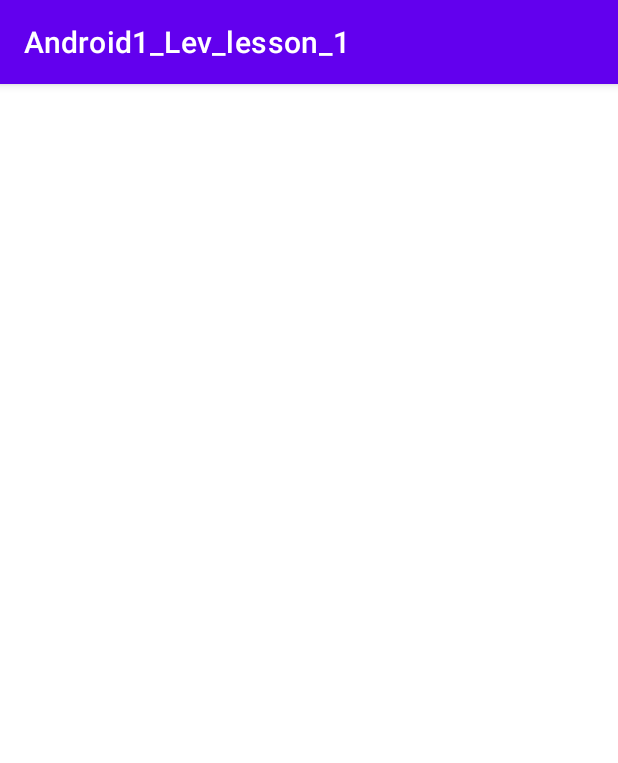
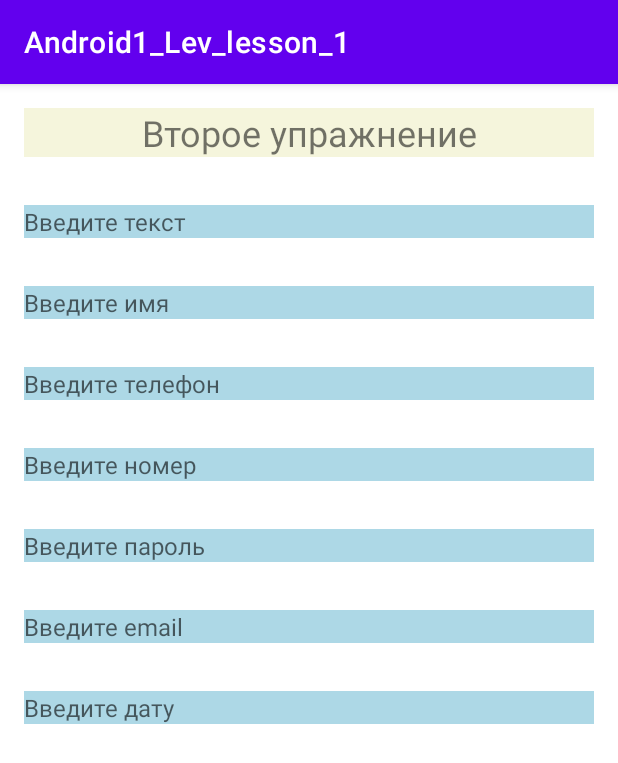
Before and after one commit to FirstVasilevs/Android1_Lev_lesson_1, an Android app: the screen it shows after launch (MainActivity), on a phone screen of 412 x 824 dp. Shown: the top 763 px of the screen. Run offline under Robolectric (Android 15) with nearby library versions, the phone set to English and light mode, and no system bars.

Commit message:
Задание лекции 1.2: - Создал проект, макет - Добавил ScrollView, LinearLayout - Добавил 7 EditText c параметром inputType

```diff
--- a/app/src/main/java/ru/geekbrains/android1_lev_lesson_1/MainActivity.java
+++ b/app/src/main/java/ru/geekbrains/android1_lev_lesson_1/MainActivity.java
@@ -9,7 +9,7 @@ public class MainActivity extends AppCompatActivity {
     @Override
     protected void onCreate(Bundle savedInstanceState) {
         super.onCreate(savedInstanceState);
-        setContentView(R.layout.activity_main);
+        //setContentView(R.layout.activity_main);
         setContentView(R.layout.activity_main2);
     }
 }
--- a/app/src/main/res/layout/activity_main.xml
+++ b/app/src/main/res/layout/activity_main.xml
@@ -1,9 +1,8 @@
 <?xml version="1.0" encoding="utf-8"?>
-<ScrollView
+<ScrollView xmlns:android="http://schemas.android.com/apk/res/android"
+    xmlns:tools="http://schemas.android.com/tools"
     android:layout_width="match_parent"
-    android:layout_height="match_parent"
-    xmlns:android="http://schemas.android.com/apk/res/android"
-    xmlns:tools="http://schemas.android.com/tools">
+    android:layout_height="match_parent">
 
     <LinearLayout
         android:layout_width="match_parent"
@@ -16,46 +15,46 @@
             android:layout_width="match_parent"
             android:layout_height="wrap_content"
             android:layout_margin="16dp"
+            android:background="@color/beige"
+            android:gravity="center"
             android:text="@string/first_text"
-            android:textSize="24sp"
-            android:gravity="center"
-            android:backgroundTint="@color/beige"/>
+            android:textSize="24sp" />
 
         <CalendarView
             android:id="@+id/calendar"
             android:layout_width="match_parent"
             android:layout_height="wrap_content"
-            android:background="@color/teal_200"/>
+            android:background="@color/teal_200" />
 
         <EditText
             android:id="@+id/edittext01"
             android:layout_width="match_parent"
             android:layout_height="wrap_content"
             android:layout_margin="15dp"
-            android:hint="@android:string/paste"
-            android:backgroundTint="@color/beige"/>
+            android:background="@color/beige"
+            android:hint="@android:string/paste" />
 
         <Button
             android:id="@+id/button_01"
             android:layout_width="160dp"
             android:layout_height="wrap_content"
             android:layout_gravity="center"
+            android:backgroundTint="@color/black"
             android:text="@string/button_01"
-            android:backgroundTint="@color/black"
-            android:textColor="@color/red"/>
+            android:textColor="@color/red" />
 
         <Switch
             android:id="@+id/switch_01"
             android:layout_width="wrap_content"
             android:layout_height="match_parent"
-            tools:ignore="UseSwitchCompatOrMaterialXml"
-            android:text="@string/Switch_01"/>
+            android:text="@string/Switch_01"
+            tools:ignore="UseSwitchCompatOrMaterialXml" />
 
         <CheckBox
             android:id="@+id/checkbox_01"
             android:layout_width="match_parent"
             android:layout_height="wrap_content"
-            android:text="@string/CheсkBox_01"/>
+            android:text="@string/CheсkBox_01" />
 
         <ToggleButton
             android:id="@+id/togglebutton_01"
--- a/app/src/main/res/layout/activity_main2.xml
+++ b/app/src/main/res/layout/activity_main2.xml
@@ -10,6 +10,86 @@
         android:layout_height="wrap_content"
         android:orientation="vertical">
 
+        <TextView
+            android:id="@+id/main"
+            android:layout_width="match_parent"
+            android:layout_height="wrap_content"
+            android:layout_margin="16dp"
+            android:background="@color/beige"
+            android:gravity="center"
+            android:text="@string/text_main"
+            android:textSize="24sp" />
+
+        <EditText
+            android:id="@+id/text"
+            android:layout_width="match_parent"
+            android:layout_height="match_parent"
+            android:layout_margin="16dp"
+            android:background="@color/lightblue"
+            android:hint="@string/hint_text"
+            android:inputType="text"
+            android:textSize="16sp" />
+
+        <EditText
+            android:id="@+id/name"
+            android:layout_width="match_parent"
+            android:layout_height="match_parent"
+            android:layout_margin="16dp"
+            android:background="@color/lightblue"
+            android:hint="@string/name"
+            android:inputType="textPersonName"
+            android:textSize="16sp" />
+
+        <EditText
+            android:id="@+id/phone"
+            android:layout_width="match_parent"
+            android:layout_height="match_parent"
+            android:layout_margin="16dp"
+            android:background="@color/lightblue"
+            android:hint="@string/phone"
+            android:inputType="phone"
+            android:textSize="16sp" />
+
+        <EditText
+            android:id="@+id/number"
+            android:layout_width="match_parent"
+            android:layout_height="match_parent"
+            android:layout_margin="16dp"
+            android:background="@color/lightblue"
+            android:hint="@string/number"
+            android:inputType="number"
+            android:textSize="16sp" />
+
+        <EditText
+            android:id="@+id/password"
+            android:layout_width="match_parent"
+            android:layout_height="match_parent"
+            android:layout_margin="16dp"
+            android:background="@color/lightblue"
+            android:hint="@string/password"
+            android:inputType="textPassword"
+            android:textSize="16sp" />
+
+        <EditText
+            android:id="@+id/email"
+            android:layout_width="match_parent"
+            android:layout_height="match_parent"
+            android:layout_margin="16dp"
+            android:background="@color/lightblue"
+            android:hint="@string/email"
+            android:inputType="textEmailAddress"
+            android:textSize="16sp" />
+
+        <EditText
+            android:id="@+id/date"
+            android:layout_width="match_parent"
+            android:layout_height="match_parent"
+            android:layout_margin="16dp"
+            android:background="@color/lightblue"
+            android:hint="@string/date"
+            android:inputType="date"
+            android:textSize="16sp" />
+
     </LinearLayout>
 
 </ScrollView>
--- a/app/src/main/res/values/colors.xml
+++ b/app/src/main/res/values/colors.xml
@@ -9,4 +9,6 @@
     <color name="white">#FFFFFFFF</color>
     <color name="red">#FF0000</color>
     <color name="beige">#F5F5DC</color>
+    <color name="lightsalmon">#FFA07A</color>
+    <color name="lightblue">#ADD8E6</color>
 </resources>
--- a/app/src/main/res/values/strings.xml
+++ b/app/src/main/res/values/strings.xml
@@ -4,4 +4,12 @@
     <string name="button_01">Кнопка 1</string>
     <string name="Switch_01">Выключатель</string>
     <string name="CheсkBox_01">Выбрать</string>
+    <string name="text_main">Второе упражнение</string>
+    <string name="hint_text">Введите текст</string>
+    <string name="name">Введите имя</string>
+    <string name="phone">Введите телефон</string>
+    <string name="number">Введите номер</string>
+    <string name="password">Введите пароль</string>
+    <string name="email">Введите email</string>
+    <string name="date">Введите дату</string>
 </resources>
```
